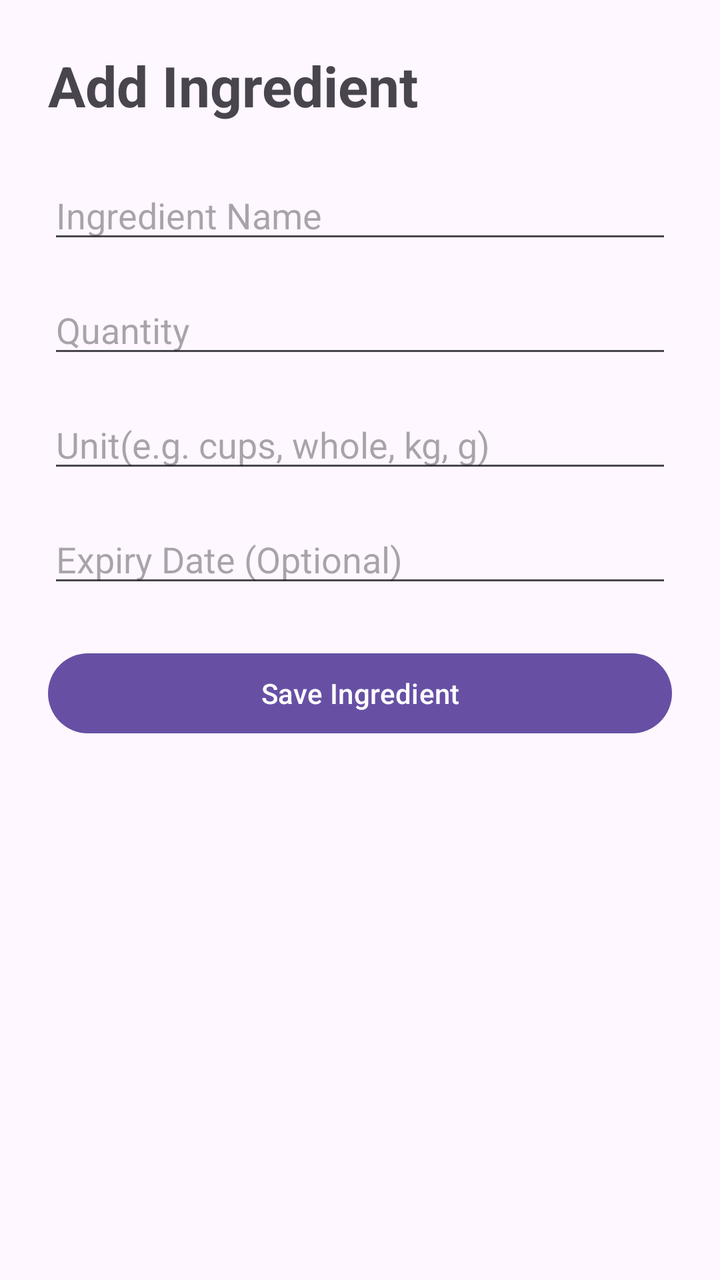
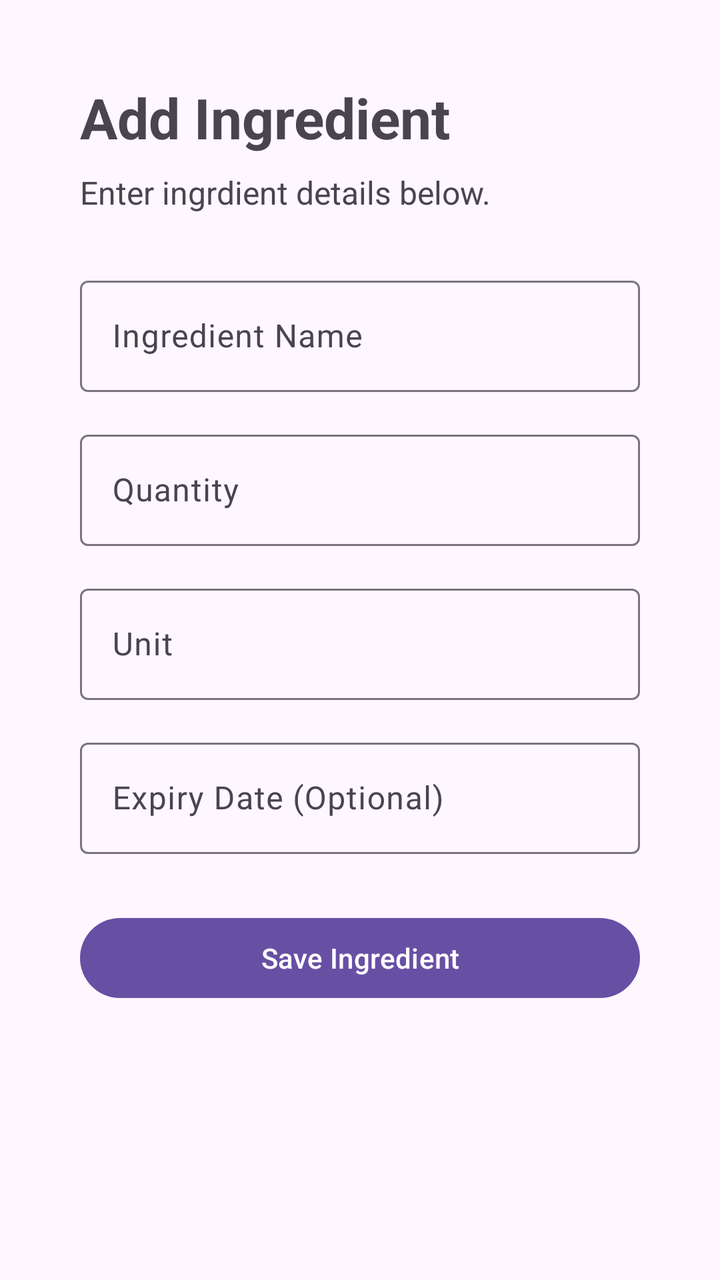

Compare the two renders of this Android layout. The source of the first and the diff that turns it into the second are given below.
<!-- AndroidManifest.xml: application theme Theme.SmartPantryManager -->
<!-- res/layout/activity_add_edit_ingredient.xml -->
<?xml version="1.0" encoding="utf-8"?>
<LinearLayout xmlns:android="http://schemas.android.com/apk/res/android"
    xmlns:app="http://schemas.android.com/apk/res-auto"
    xmlns:tools="http://schemas.android.com/tools"
    android:id="@+id/main"
    android:layout_width="match_parent"
    android:layout_height="match_parent"
    android:orientation="vertical"
    android:padding="24dp"
    tools:context=".AddEditIngredientActivity">

    <TextView
        android:layout_width="wrap_content"
        android:layout_height="wrap_content"
        android:text="Add Ingredient"
        android:textSize="28sp"
        android:textStyle="bold" />

    <EditText
        android:id="@+id/etIngredientName"
        android:layout_width="match_parent"
        android:layout_height="wrap_content"
        android:layout_marginTop="24dp"
        android:hint="Ingredient Name"
        android:inputType="text" />

    <EditText
        android:id="@+id/etQuantity"
        android:layout_width="match_parent"
        android:layout_height="wrap_content"
        android:layout_marginTop="16dp"
        android:hint="Quantity"
        android:inputType="numberDecimal" />

    <EditText
        android:id="@+id/etUnit"
        android:layout_width="match_parent"
        android:layout_height="wrap_content"
        android:layout_marginTop="16dp"
        android:hint="Unit(e.g. cups, whole, kg, g)"
        android:inputType="text" />

    <EditText
        android:id="@+id/etExpiryDate"
        android:layout_width="match_parent"
        android:layout_height="wrap_content"
        android:layout_marginTop="16dp"
        android:hint="Expiry Date (Optional)"
        android:inputType="date" />

    <Button
        android:id="@+id/btnSaveingredient"
        android:layout_width="match_parent"
        android:layout_height="wrap_content"
        android:layout_marginTop="24dp"
        android:text="Save Ingredient" />

    <Button
        android:id="@+id/btnDeleteIngredient"
        android:layout_width="match_parent"
        android:layout_height="wrap_content"
        android:layout_marginTop="12dp"
        android:text="Delete Ingredient"
        android:visibility="gone" />

</LinearLayout>
<!-- resources referenced by this layout -->
<resources>
  <style name="Theme.SmartPantryManager" parent="Base.Theme.SmartPantryManager" />
  <style name="Base.Theme.SmartPantryManager" parent="Theme.Material3.DayNight.NoActionBar">
          
          
      </style>
</resources>

<!-- the commit's change to res/layout/activity_add_edit_ingredient.xml (unified diff, before → after) -->
@@ -1,5 +1,6 @@
 <?xml version="1.0" encoding="utf-8"?>
-<LinearLayout xmlns:android="http://schemas.android.com/apk/res/android"
+<ScrollView
+xmlns:android="http://schemas.android.com/apk/res/android"
     xmlns:app="http://schemas.android.com/apk/res-auto"
     xmlns:tools="http://schemas.android.com/tools"
     android:id="@+id/main"
@@ -9,58 +10,107 @@
     android:padding="24dp"
     tools:context=".AddEditIngredientActivity">
 
+    <LinearLayout
+        android:layout_width="match_parent"
+        android:layout_height="wrap_content"
+        android:orientation="vertical"
+        android:padding="16dp">
+
     <TextView
+        android:id="@+id/tvIngredientFormTitle"
         android:layout_width="wrap_content"
         android:layout_height="wrap_content"
         android:text="Add Ingredient"
         android:textSize="28sp"
         android:textStyle="bold" />
 
-    <EditText
-        android:id="@+id/etIngredientName"
+    <TextView
         android:layout_width="match_parent"
         android:layout_height="wrap_content"
-        android:layout_marginTop="24dp"
+        android:layout_marginTop="8dp"
+        android:text="Enter ingrdient details below."
+        android:textSize="16sp" />
+
+
+    <com.google.android.material.textfield.TextInputLayout
+        android:layout_width="match_parent"
+        android:layout_height="wrap_content"
+        android:layout_marginTop="28dp"
         android:hint="Ingredient Name"
-        android:inputType="text" />
+        app:boxBackgroundMode="outline">
 
-    <EditText
-        android:id="@+id/etQuantity"
+        <com.google.android.material.textfield.TextInputEditText
+            android:id="@+id/etIngredientName"
+            android:layout_width="match_parent"
+            android:layout_height="wrap_content"
+            android:inputType="textCapWords" />
+
+    </com.google.android.material.textfield.TextInputLayout>
+
+    <com.google.android.material.textfield.TextInputLayout
         android:layout_width="match_parent"
         android:layout_height="wrap_content"
         android:layout_marginTop="16dp"
         android:hint="Quantity"
+        app:boxBackgroundMode="outline">
+
+    <com.google.android.material.textfield.TextInputEditText
+        android:id="@+id/etQuantity"
+        android:layout_width="match_parent"
+        android:layout_height="wrap_content"
         android:inputType="numberDecimal" />
 
-    <EditText
+    </com.google.android.material.textfield.TextInputLayout>
+
+    <com.google.android.material.textfield.TextInputLayout
+        android:layout_width="match_parent"
+        android:layout_height="wrap_content"
+        android:layout_marginTop="16dp"
+        android:hint="Unit"
+        app:boxBackgroundMode="outline">
+
+    <com.google.android.material.textfield.TextInputEditText
         android:id="@+id/etUnit"
         android:layout_width="match_parent"
         android:layout_height="wrap_content"
-        android:layout_marginTop="16dp"
-        android:hint="Unit(e.g. cups, whole, kg, g)"
         android:inputType="text" />
 
-    <EditText
-        android:id="@+id/etExpiryDate"
+    </com.google.android.material.textfield.TextInputLayout>
+
+    <com.google.android.material.textfield.TextInputLayout
         android:layout_width="match_parent"
         android:layout_height="wrap_content"
         android:layout_marginTop="16dp"
         android:hint="Expiry Date (Optional)"
-        android:inputType="date" />
+        app:boxBackgroundMode="outline">
 
-    <Button
+    <com.google.android.material.textfield.TextInputEditText
+        android:id="@+id/etExpiryDate"
+        android:layout_width="match_parent"
+        android:layout_height="wrap_content"
+        android:clickable="true"
+        android:cursorVisible="false"
+        android:focusable="false" />
+
+    </com.google.android.material.textfield.TextInputLayout>
+
+    <com.google.android.material.button.MaterialButton
         android:id="@+id/btnSaveingredient"
         android:layout_width="match_parent"
         android:layout_height="wrap_content"
-        android:layout_marginTop="24dp"
+        android:layout_marginTop="28dp"
         android:text="Save Ingredient" />
 
-    <Button
+    <com.google.android.material.button.MaterialButton
         android:id="@+id/btnDeleteIngredient"
         android:layout_width="match_parent"
         android:layout_height="wrap_content"
         android:layout_marginTop="12dp"
         android:text="Delete Ingredient"
-        android:visibility="gone" />
+        android:visibility="gone"
+        android:backgroundTint="@android:color/holo_red_dark" />
+
 
 </LinearLayout>
+
+</ScrollView>
